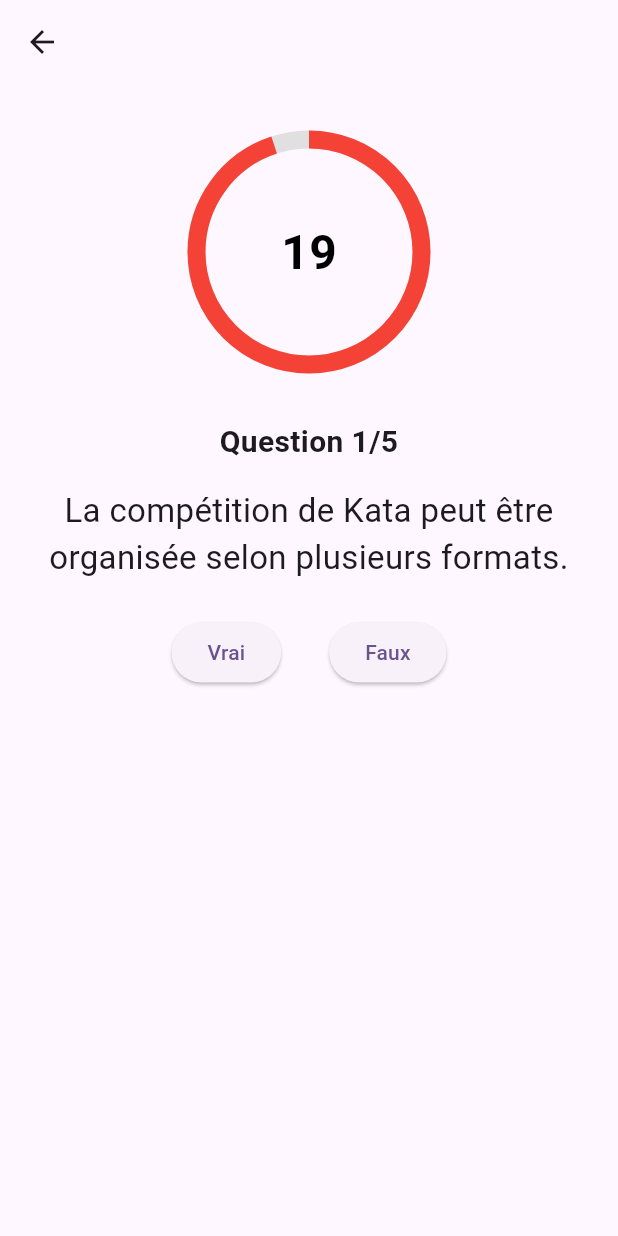
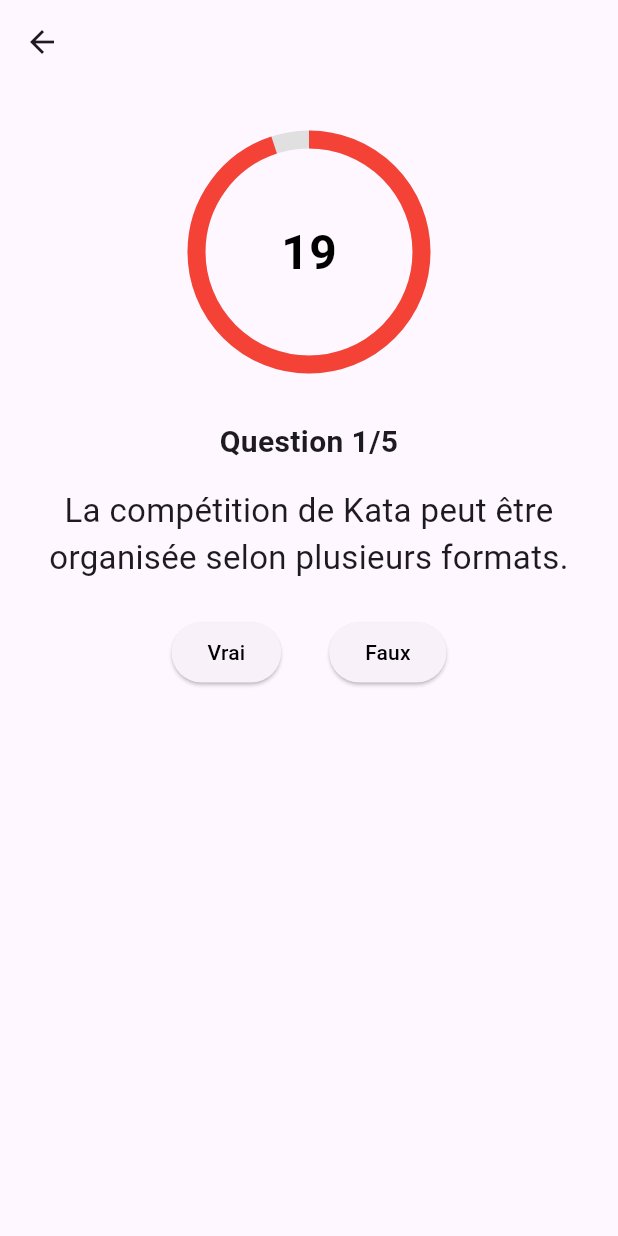
Before and after one commit to Supervinh/Karate-mobile-app, a Flutter app: the screen it shows after launch, after a tap on "Français", after a tap on "Quiz Kata", on a phone screen of 412 x 824 dp. Run offline on Flutter 3.47's test engine with Material 3 defaults, Android fonts, the phone set to English and light mode, and no system bars; our stand-ins replace shared_preferences.

Commit message:
feat: add color to the answer

```diff
--- a/lib/l10n/app_en.arb
+++ b/lib/l10n/app_en.arb
@@ -3,5 +3,8 @@
   "selectLanguage": "Select language",
   "kataQuiz": "Kata Quiz",
   "kumiteQuiz": "Kumite Quiz",
-  "anyQuiz": "Any Quiz"
+  "anyQuiz": "Any Quiz",
+  "nextButton": "Next",
+  "endButton": "End",
+  "validateButton": "Validate"
 }
--- a/lib/l10n/app_fr.arb
+++ b/lib/l10n/app_fr.arb
@@ -3,5 +3,8 @@
   "selectLanguage": "Choisir la langue",
   "kataQuiz": "Quiz Kata",
   "kumiteQuiz": "Quiz Kumite",
-  "anyQuiz": "Quiz Aléatoire"
+  "anyQuiz": "Quiz Aléatoire",
+  "nextButton": "Suivant",
+  "endButton": "Finir",
+  "validateButton": "Valider"
 }
--- a/lib/l10n/app_localizations.dart
+++ b/lib/l10n/app_localizations.dart
@@ -124,6 +124,24 @@ abstract class AppLocalizations {
   /// In en, this message translates to:
   /// **'Any Quiz'**
   String get anyQuiz;
+
+  /// No description provided for @nextButton.
+  ///
+  /// In en, this message translates to:
+  /// **'Next'**
+  String get nextButton;
+
+  /// No description provided for @endButton.
+  ///
+  /// In en, this message translates to:
+  /// **'End'**
+  String get endButton;
+
+  /// No description provided for @validateButton.
+  ///
+  /// In en, this message translates to:
+  /// **'Validate'**
+  String get validateButton;
 }
 
 class _AppLocalizationsDelegate extends LocalizationsDelegate<AppLocalizations> {
--- a/lib/quiz_page.dart
+++ b/lib/quiz_page.dart
@@ -25,6 +25,8 @@ class _QuizPageState extends State<QuizPage> {
   Timer? _timer;
   bool answered = false;
   bool? selectedAnswer; // null: not selected, true/false: selected
+  bool showResult = false; // Ajouté pour afficher le résultat
+  bool? wasCorrect; // Ajouté pour savoir si la réponse était correcte
 
   @override
   void initState() {
@@ -52,6 +54,8 @@ class _QuizPageState extends State<QuizPage> {
       timer = timerDuration;
       answered = false;
       selectedAnswer = null;
+      showResult = false;
+      wasCorrect = null;
     });
     _startTimer();
   }
@@ -62,6 +66,8 @@ class _QuizPageState extends State<QuizPage> {
       timer = timerDuration;
       answered = false;
       selectedAnswer = null;
+      showResult = false;
+      wasCorrect = null;
     });
     _timer = Timer.periodic(const Duration(seconds: 1), (t) {
       if (!mounted || finished || loading) return;
@@ -70,13 +76,17 @@ class _QuizPageState extends State<QuizPage> {
         if (timer <= 0) {
           _timer?.cancel();
           if (!answered) {
-            // Validate automatically with selected answer or no answer
+            // Validation automatique
             answered = true;
+            showResult = true;
             if (selectedAnswer != null &&
                 questions[currentIndex]['answer'] == selectedAnswer) {
               score++;
+              wasCorrect = true;
+            } else {
+              wasCorrect = false;
             }
-            _nextQuestion();
+            // Si aucune réponse, wasCorrect reste false
           }
         }
       });
@@ -90,6 +100,8 @@ class _QuizPageState extends State<QuizPage> {
         timer = timerDuration;
         answered = false;
         selectedAnswer = null;
+        showResult = false;
+        wasCorrect = null;
       });
       _startTimer();
     } else {
@@ -110,13 +122,42 @@ class _QuizPageState extends State<QuizPage> {
 
   void _validate() {
     if (!answered && selectedAnswer != null) {
-      answered = true;
-      if (questions[currentIndex]['answer'] == selectedAnswer) {
-        score++;
+      setState(() {
+        answered = true;
+        showResult = true;
+        if (questions[currentIndex]['answer'] == selectedAnswer) {
+          score++;
+          wasCorrect = true;
+        } else {
+          wasCorrect = false;
+        }
+      });
+      _timer?.cancel();
+    }
+  }
+
+  Color? _getButtonColor(bool buttonValue) {
+    if (!showResult) {
+      // Sélection normale
+      if (selectedAnswer == buttonValue) {
+        return Colors.blue;
       }
-      _timer?.cancel();
-      _nextQuestion();
+      return null;
     }
+    // Après validation
+    final correctAnswer = questions[currentIndex]['answer'] as bool;
+    if (selectedAnswer == null) {
+      // Si aucune réponse, colorer la bonne en vert
+      if (buttonValue == correctAnswer) return Colors.green;
+      return null;
+    }
+    if (buttonValue == selectedAnswer) {
+      if (selectedAnswer == correctAnswer) return Colors.green;
+      return Colors.red;
+    }
+    // Si ce n'est pas le bouton sélectionné, mais c'est la bonne réponse
+    if (buttonValue == correctAnswer) return Colors.green;
+    return null;
   }
 
   @override
@@ -217,35 +258,45 @@ class _QuizPageState extends State<QuizPage> {
                   mainAxisAlignment: MainAxisAlignment.center,
                   children: [
                     ElevatedButton(
-                      onPressed: answered ? null : () => _answer(true),
-                      style: ElevatedButton.styleFrom(
-                        backgroundColor: selectedAnswer == true
-                            ? Colors.blue
-                            : null,
+                      onPressed: (!answered && !showResult) ? () => _answer(true) : () {}, // Toujours enabled
+                      style: ButtonStyle(
+                        backgroundColor: WidgetStateProperty.resolveWith<Color?>((states) {
+                          return _getButtonColor(true);
+                        }),
+                        foregroundColor: WidgetStateProperty.all<Color>(Colors.black),
                       ),
                       child: Text(langTrueText(l10n)),
                     ),
                     const SizedBox(width: 32),
                     ElevatedButton(
-                      onPressed: answered ? null : () => _answer(false),
-                      style: ElevatedButton.styleFrom(
-                        backgroundColor: selectedAnswer == false
-                            ? Colors.blue
-                            : null,
+                      onPressed: (!answered && !showResult) ? () => _answer(false) : () {}, // Toujours enabled
+                      style: ButtonStyle(
+                        backgroundColor: WidgetStateProperty.resolveWith<Color?>((states) {
+                          return _getButtonColor(false);
+                        }),
+                        foregroundColor: WidgetStateProperty.all<Color>(Colors.black),
                       ),
                       child: Text(langFalseText(l10n)),
                     ),
                   ],
                 ),
-                if (!answered && selectedAnswer != null)
+                if (!answered && selectedAnswer != null && !showResult)
                   Padding(
                     padding: const EdgeInsets.only(top: 16.0),
                     child: ElevatedButton(
                       onPressed: _validate,
+                      child: Text(l10n.validateButton),
+                    ),
+                  ),
+                if (showResult)
+                  Padding(
+                    padding: const EdgeInsets.only(top: 16.0),
+                    child: ElevatedButton(
+                      onPressed: _nextQuestion,
                       child: Text(
-                        widget.locale.languageCode == 'fr'
-                            ? 'Valider'
-                            : 'Validate',
+                        currentIndex == 4
+                          ? l10n.endButton
+                          : l10n.nextButton,
                       ),
                     ),
                   ),
```
Also changed, not shown: lib/l10n/app_localizations_en.dart (+9 -0 lines), lib/l10n/app_localizations_fr.dart (+9 -0 lines).
